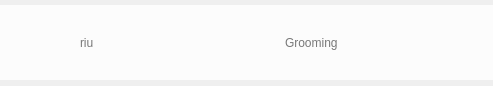
Before: the Qt Designer form Desktop_Application/Frontend/ui-files/AppointmentsTodayCard.ui in DreddVDomasian/Petmate-Desktop-Application, drawn with Qt 5; both pictures show x 154 to 647 and y 0 to 86 of the 867 by 86 pixel window.
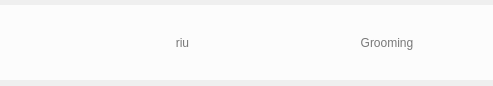
After: the same form once the commit is applied.

Diff of the .ui file:
```diff
--- a/Desktop_Application/Frontend/ui-files/AppointmentsTodayCard.ui
+++ b/Desktop_Application/Frontend/ui-files/AppointmentsTodayCard.ui
@@ -99,6 +99,9 @@
         <property name="text">
          <string>riu</string>
         </property>
+        <property name="alignment">
+         <set>Qt::AlignCenter</set>
+        </property>
        </widget>
       </item>
       <item>
@@ -110,6 +113,9 @@
         <property name="text">
          <string>Grooming</string>
         </property>
+        <property name="alignment">
+         <set>Qt::AlignCenter</set>
+        </property>
        </widget>
       </item>
       <item alignment="Qt::AlignRight">
```
